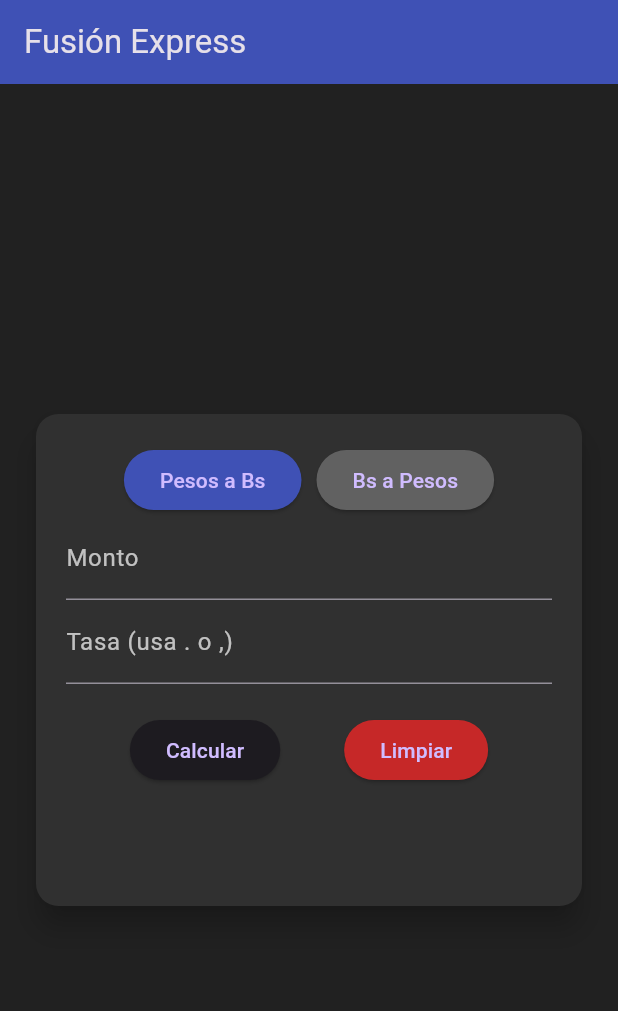
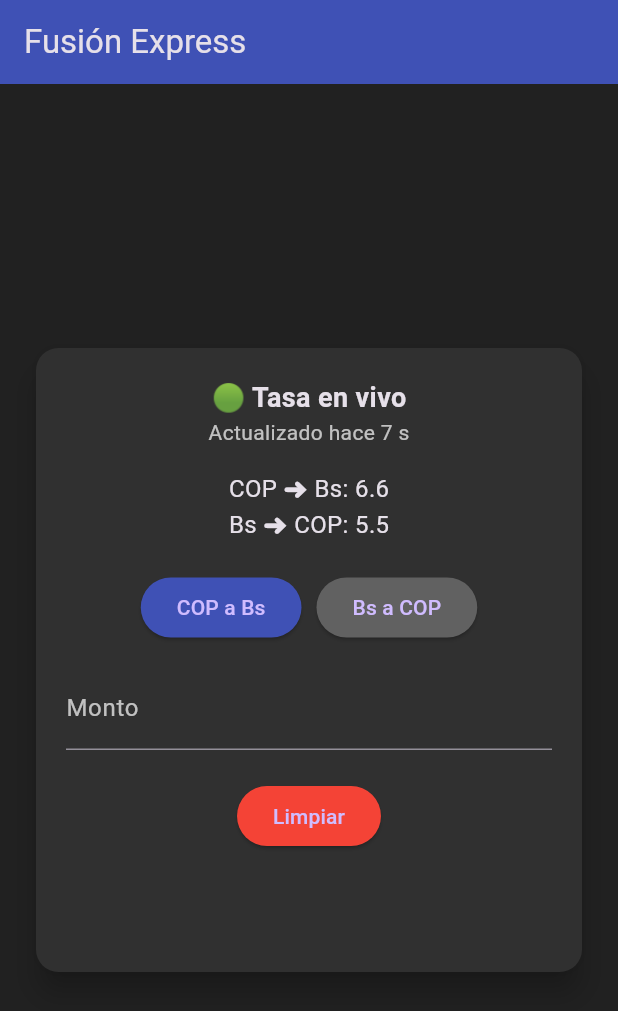
Before and after one commit to alexanderjgp02-arch/fusion-express, a Flutter app: the screen it shows after launch, on a phone screen of 412 x 824 dp. Shown: the top 1011 px of the screen. Run offline on Flutter 3.47's test engine with Material 3 defaults, Android fonts, the light colour scheme and no system bars; network calls fail.

Commit message:
Calculadora automática y tasa en vivo

```diff
--- a/lib/main.dart
+++ b/lib/main.dart
@@ -1,5 +1,8 @@
+import 'dart:convert';
+import 'package:http/http.dart' as http;
 import 'package:flutter/material.dart';
 import 'package:intl/intl.dart';
+import 'dart:async';
 
 void main() {
   runApp(const FussionExpressApp());
@@ -12,7 +15,7 @@ class FussionExpressApp extends StatelessWidget {
   Widget build(BuildContext context) {
     return MaterialApp(
       debugShowCheckedModeBanner: false,
-      theme: ThemeData.dark(), // Activa el tema oscuro por defecto
+      theme: ThemeData.dark(),
       home: const CalculadoraScreen(),
     );
   }
@@ -20,117 +23,247 @@ class FussionExpressApp extends StatelessWidget {
 
 class CalculadoraScreen extends StatefulWidget {
   const CalculadoraScreen({super.key});
+
   @override
   State<CalculadoraScreen> createState() => _CalculadoraScreenState();
 }
 
 class _CalculadoraScreenState extends State<CalculadoraScreen> {
+
   final TextEditingController _montoController = TextEditingController();
-  final TextEditingController _tasaController = TextEditingController();
+
+  double tasaCopABs = 6.6;
+  double tasaBsACop = 5.5;
+
+  DateTime ultimaActualizacion = DateTime.now();
+  int segundosDesdeActualizacion = 0;
+
   String _resultado = "";
-  String _tipoOperacion = "Pesos a Bs";
+  String _tipoOperacion = "COP a Bs";
+
   final NumberFormat _formatter = NumberFormat("#,###", "es_ES");
+
+  @override
+  void initState() {
+    super.initState();
+
+    cargarTasas();
+
+    Timer.periodic(const Duration(seconds: 30), (timer) {
+      cargarTasas();
+    });
+
+    Timer.periodic(const Duration(seconds: 1), (timer) {
+      setState(() {
+        segundosDesdeActualizacion =
+            DateTime.now().difference(ultimaActualizacion).inSeconds;
+      });
+    });
+  }
+
+  Future<void> cargarTasas() async {
+
+    try {
+
+      final url = Uri.parse(
+        "https://docs.google.com/spreadsheets/d/1WksYIbs2K9x9JPvuT1qypJnhZr3Pgo1B2BfjC4GvgEc/gviz/tq?tqx=out:json"
+      );
+
+      final response = await http.get(url);
+
+      String data = response.body;
+
+      data = data.substring(47);
+      data = data.substring(0, data.length - 2);
+
+      final jsonData = json.decode(data);
+
+      final rows = jsonData["table"]["rows"];
+
+      setState(() {
+        tasaCopABs = rows[0]["c"][0]["v"].toDouble();
+        tasaBsACop = rows[0]["c"][1]["v"].toDouble();
+
+        ultimaActualizacion = DateTime.now();
+        segundosDesdeActualizacion = 0;
+      });
+
+    } catch (e) {
+      print("Error cargando tasas: $e");
+    }
+  }
 
   void _limpiar() {
     setState(() {
       _montoController.clear();
-      _tasaController.clear();
       _resultado = "";
     });
   }
 
   void _calcular() {
     setState(() {
+
       String montoRaw = _montoController.text.replaceAll('.', '');
-      String tasaRaw = _tasaController.text.replaceAll(',', '.');
-      double monto = double.tryParse(montoRaw) ?? 0.0;
-      double tasa = double.tryParse(tasaRaw) ?? 0.0;
-      if (tasa <= 0) {
-        _resultado = "Error: Tasa inválida";
-        return;
+      double monto = double.tryParse(montoRaw) ?? 0;
+
+      double total;
+
+      if (_tipoOperacion == "COP a Bs") {
+        total = monto / tasaCopABs;
+      } else {
+        total = monto * tasaBsACop;
       }
-      double total = (_tipoOperacion == "Pesos a Bs") ? (monto / tasa) : (monto * tasa);
-      _resultado = "${_formatter.format(total.round())} ${_tipoOperacion == "Pesos a Bs" ? 'Bs' : 'COP'}";
+
+      _resultado =
+          "${_formatter.format(total.round())} ${_tipoOperacion == "COP a Bs" ? 'Bs' : 'COP'}";
+
     });
   }
 
   @override
   Widget build(BuildContext context) {
     return Scaffold(
-      appBar: AppBar(title: const Text("Fusión Express"), backgroundColor: Colors.indigo),
+      appBar: AppBar(
+        title: const Text("Fusión Express"),
+        backgroundColor: Colors.indigo,
+      ),
       body: Container(
-        color: Colors.grey[900], // Fondo oscuro profundo
+        color: Colors.grey[900],
         padding: const EdgeInsets.all(20),
         child: Center(
           child: SingleChildScrollView(
             child: Card(
-              color: Colors.grey[850], // Tarjeta gris oscuro
+              color: Colors.grey[850],
               elevation: 8,
-              shape: RoundedRectangleBorder(borderRadius: BorderRadius.circular(15)),
+              shape: RoundedRectangleBorder(
+                borderRadius: BorderRadius.circular(15),
+              ),
               child: Padding(
-                padding: const EdgeInsets.all(20.0),
+                padding: const EdgeInsets.all(20),
                 child: Column(
                   mainAxisSize: MainAxisSize.min,
                   children: [
+
+                    const Text(
+                      "🟢 Tasa en vivo",
+                      style: TextStyle(fontSize: 18, fontWeight: FontWeight.bold),
+                    ),
+
+                    Text(
+                      "Actualizado hace $segundosDesdeActualizacion s",
+                      style: const TextStyle(color: Colors.white70),
+                    ),
+
+                    const SizedBox(height: 15),
+
+                    Text(
+                      "COP ➜ Bs: $tasaCopABs",
+                      style: const TextStyle(fontSize: 16),
+                    ),
+
+                    Text(
+                      "Bs ➜ COP: $tasaBsACop",
+                      style: const TextStyle(fontSize: 16),
+                    ),
+
+                    const SizedBox(height: 20),
+
                     Row(
                       mainAxisAlignment: MainAxisAlignment.center,
                       children: [
+
                         ElevatedButton(
                           style: ElevatedButton.styleFrom(
-                            backgroundColor: _tipoOperacion == "Pesos a Bs" ? Colors.indigo : Colors.grey[700],
+                            backgroundColor: _tipoOperacion == "COP a Bs"
+                                ? Colors.indigo
+                                : Colors.grey[700],
                           ),
-                          onPressed: () => setState(() => _tipoOperacion = "Pesos a Bs"),
-                          child: const Text("Pesos a Bs"),
+                          onPressed: () {
+                            setState(() {
+                              _tipoOperacion = "COP a Bs";
+                            });
+                          },
+                          child: const Text("COP a Bs"),
                         ),
+
                         const SizedBox(width: 10),
+
                         ElevatedButton(
                           style: ElevatedButton.styleFrom(
-                            backgroundColor: _tipoOperacion == "Bs a Pesos" ? Colors.indigo : Colors.grey[700],
+                            backgroundColor: _tipoOperacion == "Bs a COP"
+                                ? Colors.indigo
+                                : Colors.grey[700],
                           ),
-                          onPressed: () => setState(() => _tipoOperacion = "Bs a Pesos"),
-                          child: const Text("Bs a Pesos"),
+                          onPressed: () {
+                            setState(() {
+                              _tipoOperacion = "Bs a COP";
+                            });
+                          },
+                          child: const Text("Bs a COP"),
                         ),
                       ],
                     ),
+
+                    const SizedBox(height: 15),
+
                     TextField(
                       controller: _montoController,
                       keyboardType: TextInputType.number,
                       style: const TextStyle(color: Colors.white),
-                      decoration: const InputDecoration(labelText: 'Monto', labelStyle: TextStyle(color: Colors.white70)),
+                      decoration: const InputDecoration(
+                        labelText: 'Monto',
+                        labelStyle: TextStyle(color: Colors.white70),
+                      ),
                       onChanged: (value) {
+
                         if (value.isEmpty) return;
+
                         String clean = value.replaceAll('.', '');
+
                         if (clean.isNotEmpty) {
-                          String formatted = _formatter.format(int.parse(clean));
+
+                          String formatted =
+                              _formatter.format(int.parse(clean));
+
                           if (value != formatted) {
+
                             _montoController.value = TextEditingValue(
                               text: formatted,
-                              selection: TextSelection.collapsed(offset: formatted.length),
+                              selection: TextSelection.collapsed(
+                                  offset: formatted.length),
                             );
                           }
                         }
+                        _calcular();
                       },
                     ),
-                    TextField(
-                      controller: _tasaController,
-                      keyboardType: const TextInputType.numberWithOptions(decimal: true),
-                      style: const TextStyle(color: Colors.white),
-                      decoration: const InputDecoration(labelText: 'Tasa (usa . o ,)', labelStyle: TextStyle(color: Colors.white70)),
-                    ),
+
                     const SizedBox(height: 20),
+
                     Row(
                       mainAxisAlignment: MainAxisAlignment.spaceEvenly,
                       children: [
-                        ElevatedButton(onPressed: _calcular, child: const Text("Calcular")),
+
                         ElevatedButton(
                           onPressed: _limpiar,
-                          style: ElevatedButton.styleFrom(backgroundColor: Colors.red[800]),
+                          style: ElevatedButton.styleFrom(
+                            backgroundColor: Colors.red,
+                          ),
                           child: const Text("Limpiar"),
                         ),
                       ],
                     ),
+
                     const SizedBox(height: 20),
-                    Text(_resultado, style: const TextStyle(fontSize: 28, fontWeight: FontWeight.bold, color: Colors.white)),
+
+                    Text(
+                      _resultado,
+                      style: const TextStyle(
+                        fontSize: 28,
+                        fontWeight: FontWeight.bold,
+                      ),
+                    ),
+
                   ],
                 ),
               ),
--- a/pubspec.yaml
+++ b/pubspec.yaml
@@ -11,6 +11,7 @@ dependencies:
     sdk: flutter
   intl: ^0.19.0
   cupertino_icons: ^1.0.8
+  http: ^1.1.0
 
 dev_dependencies:
   flutter_test:
```
Also changed, not shown: pubspec.lock.
